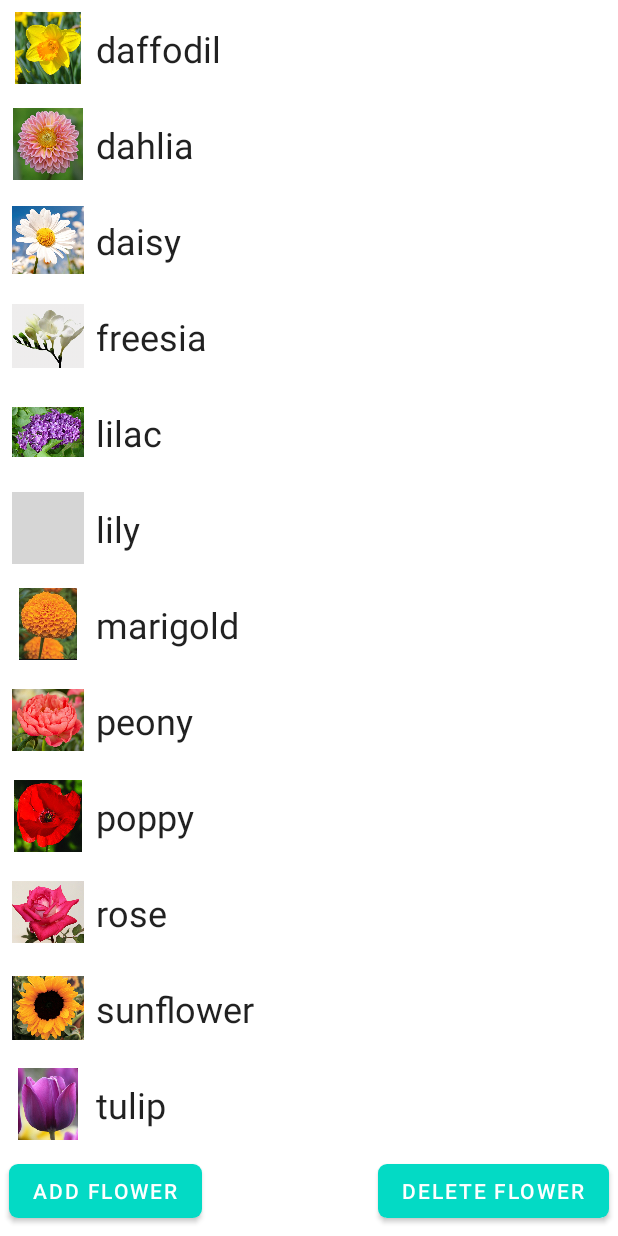
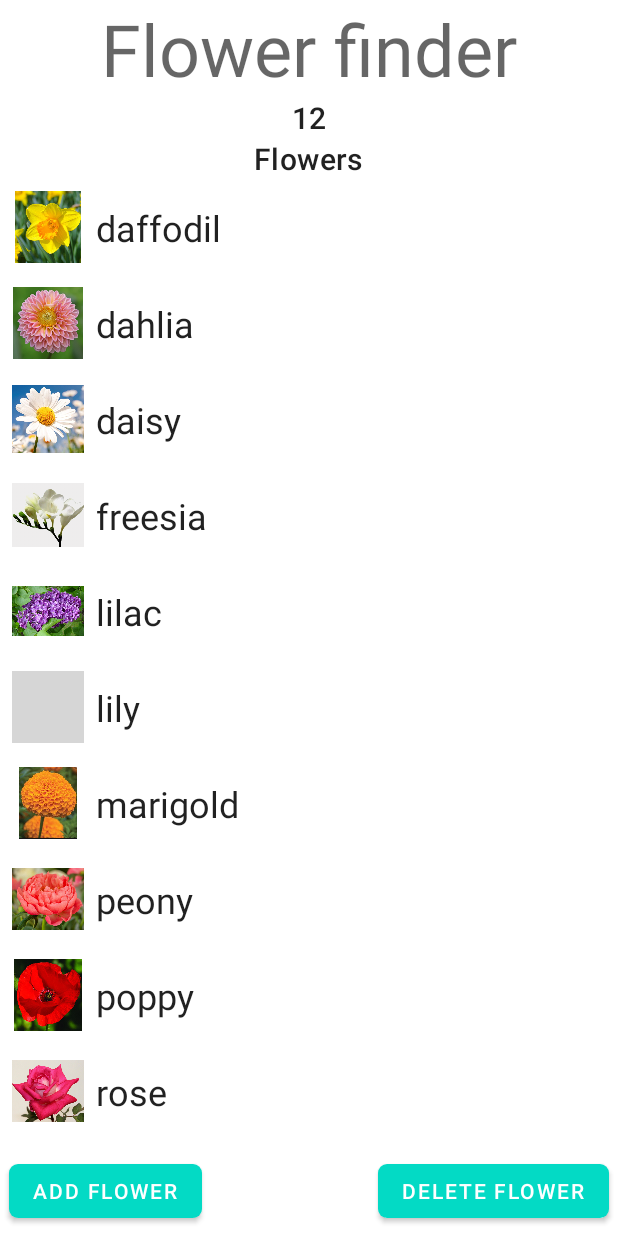
Before and after one commit to ZJHqs/SimpleRecyclerView, an Android app: the screen it shows after launch (MainActivity), on a phone screen of 412 x 824 dp. Run offline under Robolectric (Android 15) with nearby library versions, the phone set to English and light mode, and no system bars; grey boxes are pictures that could not be loaded.

Commit message:
添加标题栏

```diff
--- a/app/build.gradle
+++ b/app/build.gradle
@@ -41,6 +41,8 @@ dependencies {
     testImplementation 'junit:junit:4.13.2'
     androidTestImplementation 'androidx.test.ext:junit:1.1.3'
     androidTestImplementation 'androidx.test.espresso:espresso-core:3.4.0'
+    implementation "androidx.recyclerview:recyclerview:1.3.2"
+    implementation 'androidx.recyclerview:recyclerview-selection:1.1.0'
 
     implementation 'androidx.activity:activity-ktx:1.0.0'
 }
--- a/app/src/main/java/com/yll/simplerecyclerview/MainActivity.kt
+++ b/app/src/main/java/com/yll/simplerecyclerview/MainActivity.kt
@@ -8,9 +8,11 @@ import android.widget.Toast
 import androidx.activity.viewModels
 import androidx.fragment.app.Fragment
 import androidx.fragment.app.FragmentContainerView
+import androidx.recyclerview.widget.ConcatAdapter
 import androidx.recyclerview.widget.LinearLayoutManager
 import androidx.recyclerview.widget.RecyclerView
 import com.yll.simplerecyclerview.data.Flower
+import com.yll.simplerecyclerview.header.HeaderAdapter
 
 class MainActivity : AppCompatActivity() {
 
@@ -22,14 +24,17 @@ class MainActivity : AppCompatActivity() {
         super.onCreate(savedInstanceState)
         setContentView(R.layout.activity_main)
 
+        val headerAdapter = HeaderAdapter()
         val recyclerView: RecyclerView = findViewById(R.id.flower_recycler_view)
         recyclerView.layoutManager = LinearLayoutManager(this)
         val flowerListAdapter = FlowerAdapter { flower -> adapterOnClick(flower) }
-        recyclerView.adapter = flowerListAdapter
+        val concatAdapter = ConcatAdapter(headerAdapter, flowerListAdapter)
+        recyclerView.adapter = concatAdapter
 
         flowerListViewModel.flowerLiveData.observe(this) {
             it?.let {
-               flowerListAdapter.submitList(it as MutableList<Flower>)
+                flowerListAdapter.submitList(it as MutableList<Flower>)
+                headerAdapter.updateFlowerCount(it.size)
             }
         }
 
--- /dev/null
+++ b/app/src/main/java/com/yll/simplerecyclerview/header/HeaderAdapter.kt
@@ -0,0 +1,39 @@
+package com.yll.simplerecyclerview.header
+
+import android.view.LayoutInflater
+import android.view.View
+import android.view.ViewGroup
+import android.widget.TextView
+import androidx.recyclerview.widget.RecyclerView
+import com.yll.simplerecyclerview.R
+
+class HeaderAdapter: RecyclerView.Adapter<HeaderAdapter.HeaderViewHolder>() {
+    private var flowerCount: Int = 0
+
+    class HeaderViewHolder(view: View): RecyclerView.ViewHolder(view) {
+        private val flowerNumberTextView: TextView = view.findViewById(R.id.flower_number_text)
+
+        fun bind(flowerCount: Int) {
+            flowerNumberTextView.text = flowerCount.toString()
+        }
+    }
+
+    override fun onCreateViewHolder(parent: ViewGroup, viewType: Int): HeaderViewHolder {
+        val view = LayoutInflater.from(parent.context)
+            .inflate(R.layout.header, parent, false)
+        return HeaderViewHolder(view)
+    }
+
+    override fun getItemCount(): Int {
+        return 1
+    }
+
+    override fun onBindViewHolder(holder: HeaderViewHolder, position: Int) {
+        holder.bind(flowerCount)
+    }
+
+    fun updateFlowerCount(updateFlowerCount: Int) {
+        flowerCount = updateFlowerCount
+        notifyItemChanged(0)
+    }
+}
--- /dev/null
+++ b/app/src/main/res/layout/header.xml
@@ -0,0 +1,37 @@
+<?xml version="1.0" encoding="utf-8"?>
+<androidx.constraintlayout.widget.ConstraintLayout xmlns:android="http://schemas.android.com/apk/res/android"
+    android:layout_width="match_parent"
+    android:layout_height="wrap_content"
+    xmlns:app="http://schemas.android.com/apk/res-auto">
+
+    <TextView
+        android:id="@+id/header_text"
+        android:layout_width="wrap_content"
+        android:layout_height="wrap_content"
+        android:text="@string/flower_finder"
+        android:textAppearance="?attr/textAppearanceHeadline3"
+        app:layout_constraintTop_toTopOf="parent"
+        app:layout_constraintStart_toStartOf="parent"
+        app:layout_constraintEnd_toEndOf="parent"/>
+
+    <TextView
+        android:id="@+id/flower_number_text"
+        android:layout_width="wrap_content"
+        android:layout_height="wrap_content"
+        android:textAppearance="?attr/textAppearanceHeadline6"
+        app:layout_constraintTop_toBottomOf="@id/header_text"
+        app:layout_constraintStart_toStartOf="parent"
+        app:layout_constraintEnd_toEndOf="parent"/>
+
+    <TextView
+        android:id="@+id/flower_text1"
+        android:layout_width="wrap_content"
+        android:layout_height="wrap_content"
+        android:text="@string/flower_string"
+        android:textAppearance="?attr/textAppearanceHeadline6"
+        app:layout_constraintTop_toBottomOf="@id/flower_number_text"
+        app:layout_constraintStart_toStartOf="parent"
+        app:layout_constraintEnd_toEndOf="parent"/>
+
+
+</androidx.constraintlayout.widget.ConstraintLayout>
--- a/app/src/main/res/values/strings.xml
+++ b/app/src/main/res/values/strings.xml
@@ -30,9 +30,9 @@
     <string name="flower_description11">Mature Sunflowers face east and are native too the United States.</string>
     <string name="flower_description12">There are over 150 species of tulips.</string>
 
+    <string name="flower_image_description">This is a flower image</string>
 
-    <string name="flower_image_description">This is a flower image</string>
-    <!-- TODO: Remove or change this placeholder text -->
-    <string name="hello_blank_fragment">Hello blank fragment</string>
+    <string name="flower_finder">Flower finder</string>
+    <string name="flower_string">Flowers</string>
 
 </resources>
```
